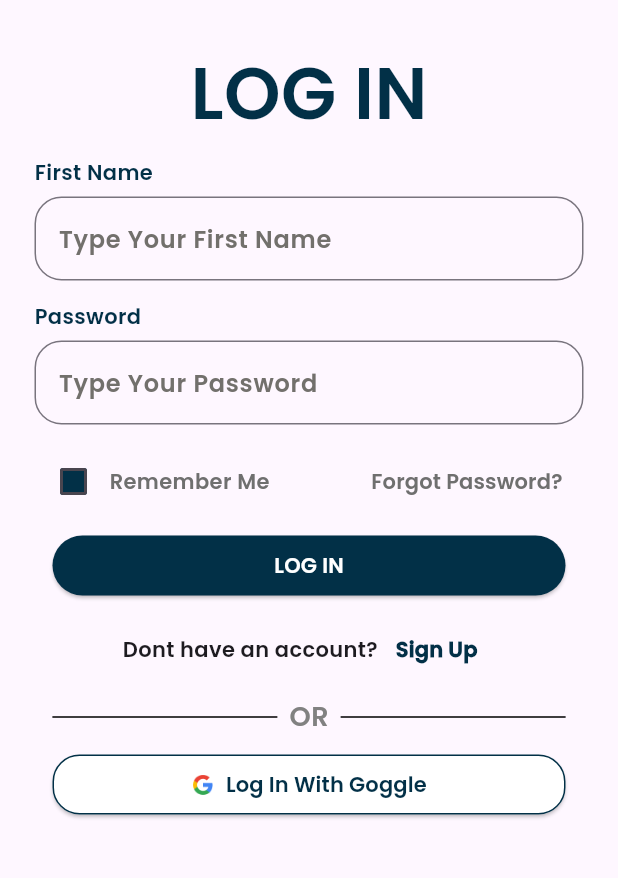
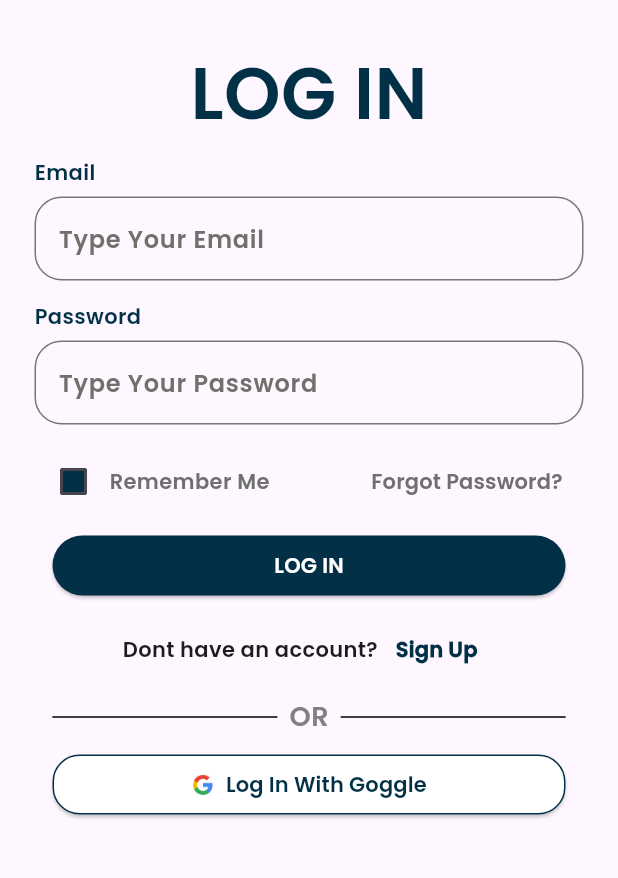
Before and after one commit to zelvann/hackfest-2024, a Flutter app: the screen it shows after launch, after a tap on "SIGN UP", after a tap on "Log In", on a phone screen of 412 x 824 dp, the part 183-1061 px from its top. Run offline on Flutter 3.47's test engine with Material 3 defaults, Android fonts, the phone set to English and light mode, and no system bars; our stand-ins replace cloud_firestore, firebase_auth, firebase_core, hexcolor; accounts and stored records are empty; network calls fail.

```diff
--- a/lib/main.dart
+++ b/lib/main.dart
@@ -1,7 +1,15 @@
 import 'package:flutter/material.dart';
+import 'package:firebase_core/firebase_core.dart';
+import 'firebase_options.dart';
 import 'package:tampan/screens/prelogin.dart';
 
-void main() => runApp(const Myapp());
+void main() async {
+  WidgetsFlutterBinding.ensureInitialized();
+  await Firebase.initializeApp(
+    options: DefaultFirebaseOptions.currentPlatform
+  );
+  runApp(const Myapp());
+}
 
 class Myapp extends StatelessWidget {
   const Myapp({super.key});
--- a/lib/screens/register.dart
+++ b/lib/screens/register.dart
@@ -7,8 +7,8 @@ class Registerscreen extends StatelessWidget {
 
   @override
   Widget build(BuildContext context) {
-    return const Scaffold(
-      appBar: Appbarform(),
+    return Scaffold(
+      appBar: const Appbarform(),
       body: Registerpg(),
     );
   }
--- a/lib/views/login_form.dart
+++ b/lib/views/login_form.dart
@@ -1,3 +1,4 @@
+import 'package:firebase_auth/firebase_auth.dart';
 import 'package:flutter/material.dart';
 import 'package:hexcolor/hexcolor.dart';
 import 'package:tampan/screens/home.dart';
@@ -14,7 +15,27 @@ class Loginpg extends StatefulWidget {
 }
 
 class _LoginpgState extends State<Loginpg> {
+  final eController = TextEditingController();
+  final passController = TextEditingController();
   bool isChecked = false;
+
+  Future<void> plogin(String username, String password, BuildContext context) async {
+    final FirebaseAuth auth = FirebaseAuth.instance;
+    try {
+      await auth.signInWithEmailAndPassword(
+          email: username,
+          password: password
+      );
+      if (context.mounted) {
+        Navigator.pushReplacement(
+            context,
+            MaterialPageRoute(builder: (context) => const Homescreen())
+        );
+      }
+    } catch (e) {
+      //
+    }
+  }
 
   @override
   Widget build(BuildContext context) {
@@ -38,13 +59,16 @@ class _LoginpgState extends State<Loginpg> {
               ]
             )
           ),
-          const Formwidget(
-              label: 'First Name',
-              hintText: 'Type Your First Name'
+          Formwidget(
+            label: 'Email',
+            hintText: 'Type Your Email',
+            controller: eController
           ),
-          const Formwidget(
+          Formwidget(
             label: 'Password',
-            hintText: 'Type Your Password'
+            hintText: 'Type Your Password',
+            hideText: true,
+            controller: passController
           ),
           Container(
             margin: const EdgeInsets.only(bottom: 8),
@@ -111,9 +135,10 @@ class _LoginpgState extends State<Loginpg> {
             bgColor: HexColor('#023047'),
             fColor: Colors.white,
             isPressed: () {
-              Navigator.pushReplacement(
-                  context,
-                  MaterialPageRoute(builder: (context) => const Homescreen())
+              plogin(
+                  eController.text,
+                  passController.text,
+                  context
               );
             }
           ),
--- a/lib/views/register_form.dart
+++ b/lib/views/register_form.dart
@@ -1,3 +1,5 @@
+import 'package:cloud_firestore/cloud_firestore.dart';
+import 'package:firebase_auth/firebase_auth.dart';
 import 'package:flutter/material.dart';
 import 'package:hexcolor/hexcolor.dart';
 import 'package:tampan/screens/login.dart';
@@ -6,7 +8,37 @@ import 'package:tampan/widgets/input_type.dart';
 import 'package:tampan/widgets/line_text.dart';
 
 class Registerpg extends StatelessWidget {
-  const Registerpg({super.key});
+  Registerpg({super.key});
+
+  final unController = TextEditingController();
+  final emailController = TextEditingController();
+  final passController = TextEditingController();
+
+  Future<void> pregister(String username,String email,String password,BuildContext context) async {
+    try {
+      await FirebaseAuth.instance.createUserWithEmailAndPassword(
+          email: email,
+          password: password
+      );
+
+      // insert to cloud only if has created json in auth
+      final FirebaseFirestore fs = FirebaseFirestore.instance;
+      final user = <String,dynamic> {
+        "Username" : username,
+        "Email" : email,
+        "Password" : password
+      };
+      fs.collection("users")
+          .add(user)
+          .then((DocumentReference doc)
+      => Navigator.pushReplacement(
+          context,
+          MaterialPageRoute(builder: (context) => const Loginscreen())
+      ));
+    } catch (e) {
+      //
+    }
+  }
 
   @override
   Widget build(BuildContext context) {
@@ -24,28 +56,34 @@ class Registerpg extends StatelessWidget {
               )
             )
           ),
-          const Formwidget(
-              label: 'First Name',
-              hintText: 'Type Your First Name'
+          Formwidget(
+            label: 'Username',
+            hintText: 'Type Your Username',
+            controller: unController
           ),
-          const Formwidget(
-              label: 'Email',
-              hintText: 'Type Your Email'
+          Formwidget(
+            label: 'Email',
+            hintText: 'Type Your Email',
+            controller: emailController
           ),
-          const Formwidget(
-              label: 'Password',
-              hintText: 'Type Your Password'
+          Formwidget(
+            label: 'Password',
+            hintText: 'Type Your Password',
+            hideText: true,
+            controller: passController
           ),
           Buttonwidget(
             label: 'SIGN UP',
             bgColor: HexColor('#023047'),
             fColor: Colors.white,
             isPressed: () {
-              Navigator.pushReplacement(
-                context,
-                MaterialPageRoute(builder: (context) => const Loginscreen())
+              pregister(
+                  unController.text,
+                  emailController.text,
+                  passController.text,
+                  context
               );
-            }
+            },
           ),
           Container(
             margin: const EdgeInsets.only(bottom: 8),
--- a/lib/widgets/input_type.dart
+++ b/lib/widgets/input_type.dart
@@ -4,11 +4,15 @@ import 'package:hexcolor/hexcolor.dart';
 class Formwidget extends StatelessWidget {
   final String label;
   final String hintText;
+  final bool? hideText;
+  final TextEditingController controller;
 
   const Formwidget({
     Key? key,
     required this.label,
-    required this.hintText
+    required this.hintText,
+    this.hideText,
+    required this.controller
   }) : super(key: key);
 
   @override
@@ -30,9 +34,9 @@ class Formwidget extends StatelessWidget {
                 )
               )
             ),
-            Container(
+            Padding(
               padding: const EdgeInsets.symmetric(horizontal: 8,vertical: 6),
-              child: TextField(
+              child: TextFormField(
                 decoration: InputDecoration(
                   border: OutlineInputBorder(
                       borderRadius: BorderRadius.circular(18.0)
@@ -42,7 +46,9 @@ class Formwidget extends StatelessWidget {
                     color: HexColor('#72706C'),
                     fontSize: 16
                   )
-                )
+                ),
+                obscureText: hideText ?? false,
+                controller: controller
               )
             )
           ]
--- a/pubspec.yaml
+++ b/pubspec.yaml
@@ -11,7 +11,6 @@ environment:
 dependencies:
   flutter:
     sdk: flutter
-  cupertino_icons: ^1.0.2
   hexcolor: ^3.0.1
   weather: ^3.1.1
   geolocator: ^10.1.0
@@ -19,6 +18,7 @@ dependencies:
   firebase_core: ^2.24.2
   firebase_auth: ^4.16.0
   firebase_ui_auth: ^1.12.1
+  cloud_firestore: ^4.14.0
 
 dev_dependencies:
   flutter_test:
```
Also changed, not shown: lib/views/community.dart (added, +26 -0 lines), lib/firebase_options.dart (added), pubspec.lock, 4 other files.
